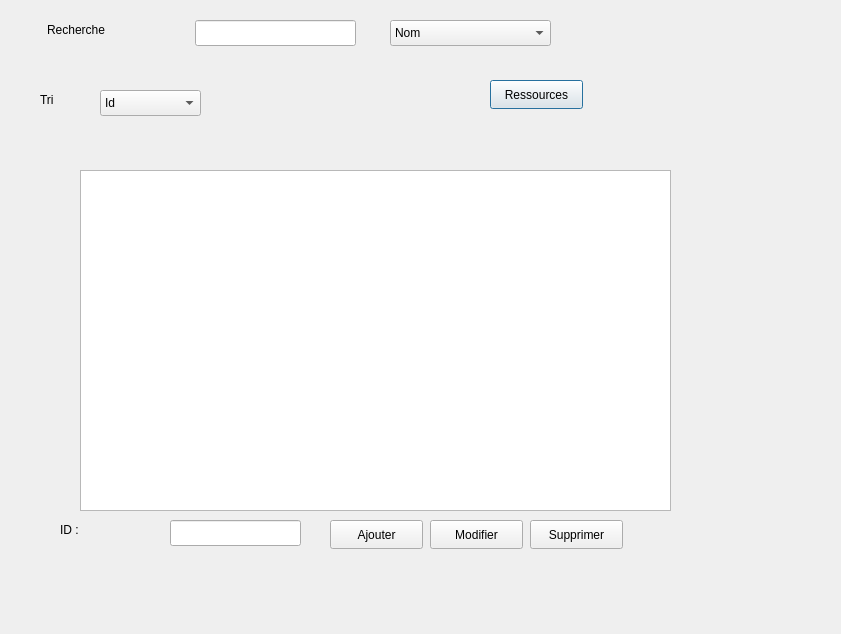
Before: the Qt Designer form dialoglistemedecin.ui in ProjetCPP-S2-2A15/projetcpp2a15-vaccicare, drawn with Qt 5.
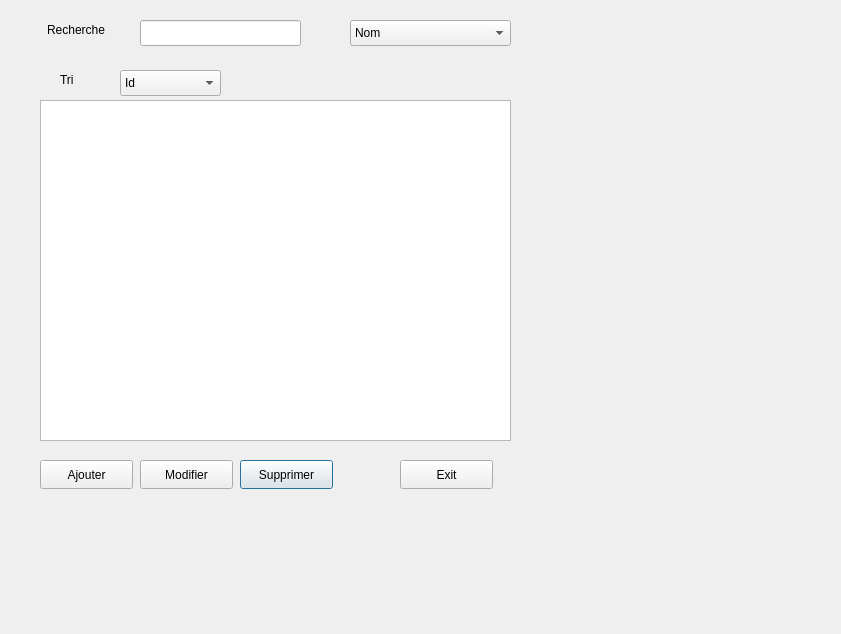
After: the same form once the commit is applied.

```diff
--- a/dialoglistemedecin.ui
+++ b/dialoglistemedecin.ui
@@ -16,41 +16,18 @@
   <widget class="QLineEdit" name="lineEdit_rechercher">
    <property name="geometry">
     <rect>
-     <x>195</x>
+     <x>140</x>
      <y>20</y>
      <width>161</width>
      <height>26</height>
     </rect>
    </property>
   </widget>
-  <widget class="QLineEdit" name="lineEdit_2">
-   <property name="geometry">
-    <rect>
-     <x>170</x>
-     <y>520</y>
-     <width>131</width>
-     <height>26</height>
-    </rect>
-   </property>
-  </widget>
-  <widget class="QLabel" name="label_3">
-   <property name="geometry">
-    <rect>
-     <x>60</x>
-     <y>520</y>
-     <width>63</width>
-     <height>20</height>
-    </rect>
-   </property>
-   <property name="text">
-    <string>ID :</string>
-   </property>
-  </widget>
   <widget class="QComboBox" name="comboBox_tri">
    <property name="geometry">
     <rect>
-     <x>100</x>
-     <y>90</y>
+     <x>120</x>
+     <y>70</y>
      <width>101</width>
      <height>26</height>
     </rect>
@@ -92,8 +69,8 @@
   <widget class="QLabel" name="label_4">
    <property name="geometry">
     <rect>
-     <x>40</x>
-     <y>90</y>
+     <x>60</x>
+     <y>70</y>
      <width>63</width>
      <height>20</height>
     </rect>
@@ -102,23 +79,10 @@
     <string>Tri</string>
    </property>
   </widget>
-  <widget class="QPushButton" name="pushButton_5">
-   <property name="geometry">
-    <rect>
-     <x>490</x>
-     <y>80</y>
-     <width>93</width>
-     <height>29</height>
-    </rect>
-   </property>
-   <property name="text">
-    <string>Ressources</string>
-   </property>
-  </widget>
   <widget class="QComboBox" name="comboBox">
    <property name="geometry">
     <rect>
-     <x>390</x>
+     <x>350</x>
      <y>20</y>
      <width>161</width>
      <height>26</height>
@@ -138,8 +102,8 @@
   <widget class="QPushButton" name="Supprimermed">
    <property name="geometry">
     <rect>
-     <x>530</x>
-     <y>520</y>
+     <x>240</x>
+     <y>460</y>
      <width>93</width>
      <height>29</height>
     </rect>
@@ -151,8 +115,8 @@
   <widget class="QPushButton" name="Ajoutermed">
    <property name="geometry">
     <rect>
-     <x>330</x>
-     <y>520</y>
+     <x>40</x>
+     <y>460</y>
      <width>93</width>
      <height>29</height>
     </rect>
@@ -164,8 +128,8 @@
   <widget class="QPushButton" name="Modifiermed">
    <property name="geometry">
     <rect>
-     <x>430</x>
-     <y>520</y>
+     <x>140</x>
+     <y>460</y>
      <width>93</width>
      <height>29</height>
     </rect>
@@ -177,13 +141,26 @@
   <widget class="QTableView" name="tableview">
    <property name="geometry">
     <rect>
-     <x>80</x>
-     <y>170</y>
-     <width>591</width>
+     <x>40</x>
+     <y>100</y>
+     <width>471</width>
      <height>341</height>
     </rect>
    </property>
   </widget>
+  <widget class="QPushButton" name="ButtonExit">
+   <property name="geometry">
+    <rect>
+     <x>400</x>
+     <y>460</y>
+     <width>93</width>
+     <height>29</height>
+    </rect>
+   </property>
+   <property name="text">
+    <string>Exit</string>
+   </property>
+  </widget>
  </widget>
  <resources/>
  <connections/>
```
